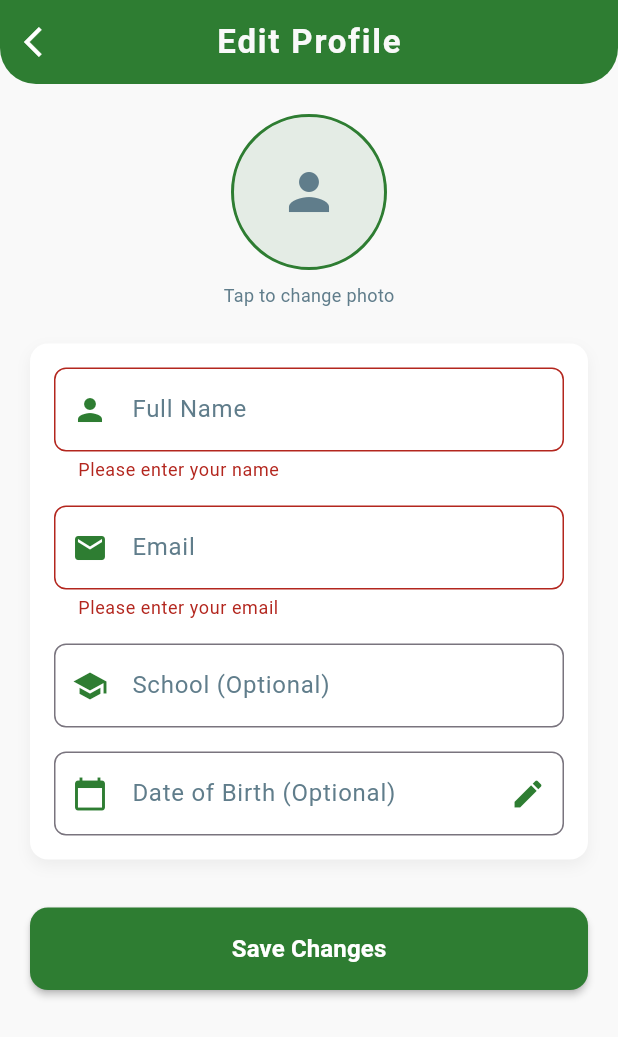
After one commit to Nurujjaman329/education_management_getx, a Flutter app: the EditProfileView screen opened directly, after a tap on "Save Changes", on a phone screen of 412 x 824 dp. The commit adds this screen. Shown: the top 1037 px of the screen. Run offline on Flutter 3.47's test engine with Material 3 defaults, Android fonts, the phone set to English and light mode, and no system bars; our stand-ins replace dio, file_picker, get, image_picker, shared_preferences, syncfusion_flutter_charts; accounts and stored records are empty; network calls fail.

Commit message:
add : edit profile part

```diff
--- /dev/null
+++ b/lib/features/shared_panel/model/update_user_info_response_model.dart
@@ -0,0 +1,69 @@
+import 'dart:io';
+import 'package:dio/dio.dart';
+
+class UpdateUserInfoResponseModel {
+  final String message;
+  final UpdateDetailsResponseBody updateDetails;
+
+  UpdateUserInfoResponseModel({
+    required this.message,
+    required this.updateDetails,
+  });
+
+  factory UpdateUserInfoResponseModel.fromJson(Map<String, dynamic> json) {
+    return UpdateUserInfoResponseModel(
+      message: json['message'],
+      updateDetails: UpdateDetailsResponseBody.fromJson(json['updateDetails']),
+    );
+  }
+}
+
+
+class UpdateDetailsResponseBody {
+  final String id;
+  final String name;
+  final String email;
+  final String password;
+  final DateTime? dob;
+  final String school;
+  final File? image;
+
+  UpdateDetailsResponseBody({
+    required this.id,
+    required this.name,
+    required this.email,
+    required this.password,
+    required this.dob,
+    required this.school,
+    required this.image,
+  });
+
+  // 👇 Add this method to convert the model to FormData
+  Future<FormData> toFormData() async {
+    return FormData.fromMap({
+      "id": id,
+      "name": name,
+      "email": email,
+      "password": password,
+      "dob": dob?.toIso8601String(),
+      "school": school,
+      if (image != null)
+        "image": await MultipartFile.fromFile(
+          image!.path,
+          filename: image!.path.split('/').last,
+        ),
+    });
+  }
+
+  factory UpdateDetailsResponseBody.fromJson(Map<String, dynamic> json) {
+    return UpdateDetailsResponseBody(
+      id: json['id'],
+      name: json['name'],
+      email: json['email'],
+      password: "", // avoid returning password from backend
+      dob: json['dob'] != null ? DateTime.tryParse(json['dob']) : null,
+      school: json['school'],
+      image: null, // image is handled locally
+    );
+  }
+}
--- /dev/null
+++ b/lib/features/shared_panel/view/edit_profile_view.dart
@@ -0,0 +1,324 @@
+import 'dart:io';
+
+import 'package:edex_365_getx/core/config/app_colors.dart';
+import 'package:edex_365_getx/core/widgets/custom_curved_appbar.dart';
+import 'package:edex_365_getx/features/authentication/controller/auth_controller.dart';
+import 'package:edex_365_getx/features/shared_panel/controller/shared_controller.dart';
+import 'package:edex_365_getx/features/shared_panel/model/update_user_info_response_model.dart';
+import 'package:flutter/material.dart';
+import 'package:get/get.dart';
+import 'package:image_picker/image_picker.dart';
+import 'package:intl/intl.dart';
+
+class EditProfileView extends StatefulWidget {
+  const EditProfileView({super.key});
+
+  @override
+  State<EditProfileView> createState() => _EditProfileViewState();
+}
+
+class _EditProfileViewState extends State<EditProfileView> {
+  final _formKey = GlobalKey<FormState>();
+  final _nameController = TextEditingController();
+  final _emailController = TextEditingController();
+  final _schoolController = TextEditingController();
+  final _dobController = TextEditingController();
+  final _sharedController = Get.find<SharedController>();
+  final _authController = Get.find<AuthController>();
+  final Rx<File?> _selectedImage = Rx<File?>(null);
+  DateTime? _selectedDob;
+
+  @override
+  void initState() {
+    super.initState();
+    _loadUserData();
+  }
+
+  void _loadUserData() {
+    final user = _sharedController.userDetailsList.firstOrNull;
+    if (user != null) {
+      _nameController.text = user.name;
+      _emailController.text = user.email;
+      _schoolController.text = user.school;
+      if (user.dob != null) {
+        _selectedDob = user.dob;
+        _dobController.text = DateFormat('dd MMM yyyy').format(user.dob!);
+      }
+    }
+  }
+
+  Future<void> _pickImage() async {
+    final picker = ImagePicker();
+    final pickedFile = await picker.pickImage(source: ImageSource.gallery);
+    if (pickedFile != null) {
+      _selectedImage.value = File(pickedFile.path);
+    }
+  }
+
+  Future<void> _selectDate() async {
+    final picked = await showDatePicker(
+      context: context,
+      initialDate: _selectedDob ?? DateTime.now(),
+      firstDate: DateTime(1900),
+      lastDate: DateTime.now(),
+      builder: (context, child) {
+        return Theme(
+          data: Theme.of(context).copyWith(
+            colorScheme: const ColorScheme.light(
+              primary: AppColors.primary,
+              onPrimary: Colors.white,
+              onSurface: AppColors.textPrimary,
+            ),
+            textButtonTheme: TextButtonThemeData(
+              style: TextButton.styleFrom(
+                foregroundColor: AppColors.primary,
+              ),
+            ),
+          ),
+          child: child!,
+        );
+      },
+    );
+    if (picked != null) {
+      setState(() {
+        _selectedDob = picked;
+        _dobController.text = DateFormat('dd MMM yyyy').format(picked);
+      });
+    }
+  }
+
+  Future<void> _submit() async {
+    if (_formKey.currentState?.validate() ?? false) {
+      final updateBody = UpdateDetailsResponseBody(
+        id: _authController.userId.value,
+        name: _nameController.text,
+        email: _emailController.text,
+        password: '', // Password updates handled separately
+        dob: _selectedDob,
+        school: _schoolController.text,
+        image: _selectedImage.value,
+      );
+
+      try {
+        await _sharedController.updateUser(updateBody);
+        Get.back(); // Close the edit view
+        Get.snackbar(
+          'Success',
+          'Profile updated successfully',
+          snackPosition: SnackPosition.BOTTOM,
+          backgroundColor: AppColors.success,
+          colorText: Colors.white,
+        );
+      } catch (e) {
+        Get.snackbar(
+          'Error',
+          e.toString(),
+          snackPosition: SnackPosition.BOTTOM,
+          backgroundColor: AppColors.error,
+          colorText: Colors.white,
+        );
+      }
+    }
+  }
+
+  @override
+  Widget build(BuildContext context) {
+    return Scaffold(
+      backgroundColor: AppColors.background,
+      appBar: const CustomCurvedAppBar(title: "Edit Profile"),
+      body: SingleChildScrollView(
+        padding: const EdgeInsets.all(20),
+        child: Form(
+          key: _formKey,
+          child: Column(
+            children: [
+              // Profile Image Section
+              Obx(() {
+                final user = _sharedController.userDetailsList.firstOrNull;
+                return Column(
+                  children: [
+                    GestureDetector(
+                      onTap: _pickImage,
+                      child: Container(
+                        decoration: BoxDecoration(
+                          shape: BoxShape.circle,
+                          border: Border.all(
+                            color: AppColors.primary,
+                            width: 2,
+                          ),
+                        ),
+                        child: CircleAvatar(
+                          radius: 50,
+                          backgroundColor: AppColors.primary.withOpacity(0.1),
+                          backgroundImage: _selectedImage.value != null
+                              ? FileImage(_selectedImage.value!)
+                              : (user?.image.isNotEmpty ?? false)
+                                  ? NetworkImage(user!.image)
+                                  : null,
+                          child: _selectedImage.value == null &&
+                                  (user?.image.isEmpty ?? true)
+                              ? const Icon(
+                                  Icons.person,
+                                  size: 40,
+                                  color: AppColors.textSecondary,
+                                )
+                              : null,
+                        ),
+                      ),
+                    ),
+                    const SizedBox(height: 8),
+                    const Text(
+                      'Tap to change photo',
+                      style: TextStyle(
+                        color: AppColors.textSecondary,
+                        fontSize: 12,
+                      ),
+                    ),
+                  ],
+                );
+              }),
+              const SizedBox(height: 24),
+
+              // Form Fields
+              Container(
+                decoration: BoxDecoration(
+                  color: AppColors.surface,
+                  borderRadius: BorderRadius.circular(12),
+                  boxShadow: [
+                    BoxShadow(
+                      color: Colors.black.withOpacity(0.05),
+                      blurRadius: 8,
+                      offset: const Offset(0, 4),
+                    ),
+                  ],
+                ),
+                padding: const EdgeInsets.all(16),
+                child: Column(
+                  children: [
+                    // Name Field
+                    TextFormField(
+                      controller: _nameController,
+                      decoration: InputDecoration(
+                        labelText: 'Full Name',
+                        labelStyle: const TextStyle(color: AppColors.textSecondary),
+                        prefixIcon: const Icon(Icons.person, color: AppColors.primary),
+                        border: OutlineInputBorder(
+                          borderRadius: BorderRadius.circular(8),
+                          borderSide: const BorderSide(color: AppColors.divider),
+                        ),
+                        focusedBorder: OutlineInputBorder(
+                          borderRadius: BorderRadius.circular(8),
+                          borderSide: const BorderSide(color: AppColors.primary),
+                        ),
+                      ),
+                      style: const TextStyle(color: AppColors.textPrimary),
+                      validator: (value) =>
+                          value?.isEmpty ?? true ? 'Please enter your name' : null,
+                    ),
+                    const SizedBox(height: 16),
+
+                    // Email Field
+                    TextFormField(
+                      controller: _emailController,
+                      decoration: InputDecoration(
+                        labelText: 'Email',
+                        labelStyle: const TextStyle(color: AppColors.textSecondary),
+                        prefixIcon: const Icon(Icons.email, color: AppColors.primary),
+                        border: OutlineInputBorder(
+                          borderRadius: BorderRadius.circular(8),
+                          borderSide: const BorderSide(color: AppColors.divider),
+                        ),
+                        focusedBorder: OutlineInputBorder(
+                          borderRadius: BorderRadius.circular(8),
+                          borderSide: const BorderSide(color: AppColors.primary),
+                        ),
+                      ),
+                      style: const TextStyle(color: AppColors.textPrimary),
+                      keyboardType: TextInputType.emailAddress,
+                      validator: (value) {
+                        if (value?.isEmpty ?? true) return 'Please enter your email';
+                        if (!value!.contains('@')) return 'Please enter a valid email';
+                        return null;
+                      },
+                    ),
+                    const SizedBox(height: 16),
+
+                    // School Field
+                    TextFormField(
+                      controller: _schoolController,
+                      decoration: InputDecoration(
+                        labelText: 'School (Optional)',
+                        labelStyle: const TextStyle(color: AppColors.textSecondary),
+                        prefixIcon: const Icon(Icons.school, color: AppColors.primary),
+                        border: OutlineInputBorder(
+                          borderRadius: BorderRadius.circular(8),
+                          borderSide: const BorderSide(color: AppColors.divider),
+                        ),
+                        focusedBorder: OutlineInputBorder(
+                          borderRadius: BorderRadius.circular(8),
+                          borderSide: const BorderSide(color: AppColors.primary),
+                        ),
+                      ),
+                      style: const TextStyle(color: AppColors.textPrimary),
+                    ),
+                    const SizedBox(height: 16),
+
+                    // Date of Birth Field
+                    TextFormField(
+                      controller: _dobController,
+                      decoration: InputDecoration(
+                        labelText: 'Date of Birth (Optional)',
+                        labelStyle: const TextStyle(color: AppColors.textSecondary),
+                        prefixIcon: const Icon(Icons.calendar_today, color: AppColors.primary),
+                        suffixIcon: IconButton(
+                          icon: const Icon(Icons.edit, color: AppColors.primary),
+                          onPressed: _selectDate,
+                        ),
+                        border: OutlineInputBorder(
+                          borderRadius: BorderRadius.circular(8),
+                          borderSide: const BorderSide(color: AppColors.divider),
+                        ),
+                        focusedBorder: OutlineInputBorder(
+                          borderRadius: BorderRadius.circular(8),
+                          borderSide: const BorderSide(color: AppColors.primary),
+                        ),
+                      ),
+                      style: const TextStyle(color: AppColors.textPrimary),
+                      readOnly: true,
+                      onTap: _selectDate,
+                    ),
+                  ],
+                ),
+              ),
+              const SizedBox(height: 32),
+
+              // Save Button
+              SizedBox(
+                width: double.infinity,
+                child: ElevatedButton(
+                  onPressed: _submit,
+                  style: ElevatedButton.styleFrom(
+                    backgroundColor: AppColors.primary,
+                    padding: const EdgeInsets.symmetric(vertical: 16),
+                    shape: RoundedRectangleBorder(
+                      borderRadius: BorderRadius.circular(12),
+                    ),
+                    elevation: 2,
+                  ),
+                  child: const Text(
+                    'Save Changes',
+                    style: TextStyle(
+                      fontSize: 16,
+                      fontWeight: FontWeight.w600,
+                      color: Colors.white,
+                    ),
+                  ),
+                ),
+              ),
+            ],
+          ),
+        ),
+      ),
+    );
+  }
+}
```
Also changed, not shown: lib/features/shared_panel/controller/shared_controller.dart (+18 -0 lines), lib/features/shared_panel/service/shared_service.dart (+30 -0 lines), lib/features/shared_panel/view/settings_content.dart (+35 -5 lines).
